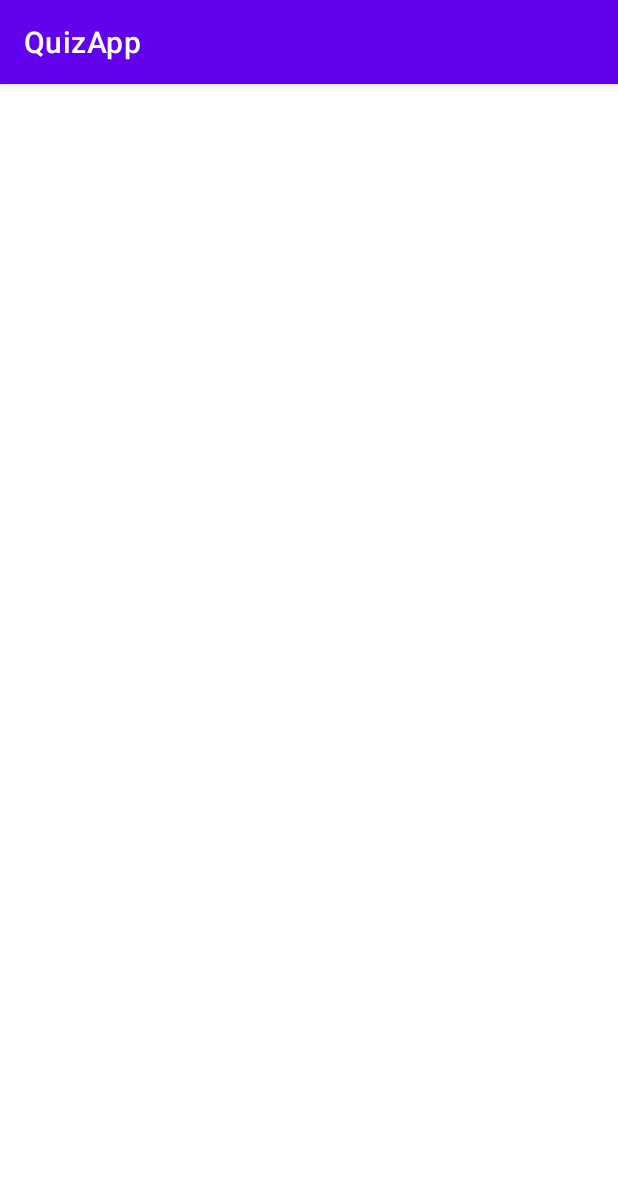
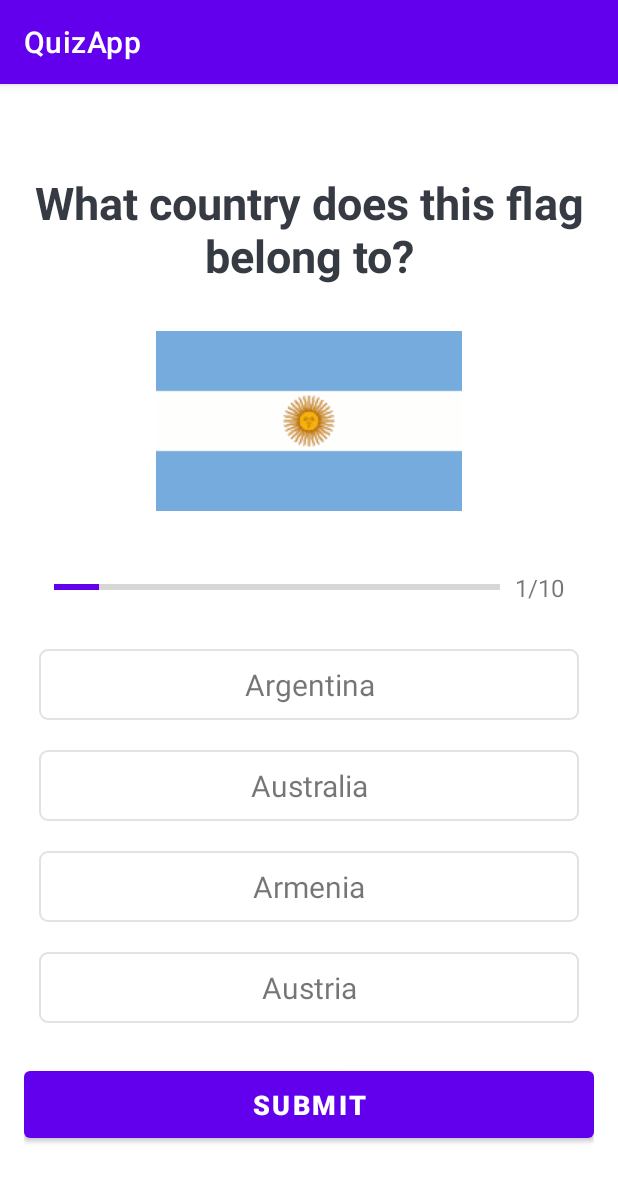
Before and after one commit to tusharja-in/quizApp, an Android app: the QuestionViewActivity screen opened directly, with no data from a screen before it, on a phone screen of 412 x 824 dp. Shown: the top 1182 px of the screen. Run offline under Robolectric (Android 15) with nearby library versions, the phone set to English and light mode, and no system bars.

Commit message:
question UI added

```diff
--- a/app/src/main/java/com/example/quizapp/QuestionViewActivity.kt
+++ b/app/src/main/java/com/example/quizapp/QuestionViewActivity.kt
@@ -3,12 +3,36 @@ package com.example.quizapp
 import androidx.appcompat.app.AppCompatActivity
 import android.os.Bundle
 import android.util.Log
+import android.widget.ImageView
+import android.widget.ProgressBar
+import android.widget.TextView
 
 class QuestionViewActivity : AppCompatActivity() {
     override fun onCreate(savedInstanceState: Bundle?) {
         super.onCreate(savedInstanceState)
         setContentView(R.layout.activity_question_view)
-        val ques=Constants.getQuestions()
-        Log.i("ques size","${ques.size}")
+        val questionList = Constants.getQuestions()
+        Log.i("ques size","${questionList.size}")
+        val currentPosition=1
+        val question:Question?=questionList[currentPosition-1]
+
+        val tv_question=findViewById<TextView>(R.id.tv_question)
+        val iv_flag=findViewById<ImageView>(R.id.iv_flag)
+        val progressBar=findViewById<ProgressBar>(R.id.progressBar)
+        val tv_progress=findViewById<TextView>(R.id.tv_progress)
+        val tv_option_one=findViewById<TextView>(R.id.tv_option_one)
+        val tv_option_two=findViewById<TextView>(R.id.tv_option_two)
+        val tv_option_three=findViewById<TextView>(R.id.tv_option_three)
+        val tv_option_four=findViewById<TextView>(R.id.tv_option_four)
+
+        tv_question.text=question!!.ques
+        iv_flag.setImageResource(question.image)
+        progressBar.progress=currentPosition
+        tv_progress.text= currentPosition.toString() + "/" + progressBar.max
+        tv_option_one.text=question.optionOne
+        tv_option_two.text=question.optionTwo
+        tv_option_three.text=question.optionThree
+        tv_option_four.text=question.optionFour
+
     }
 }
--- /dev/null
+++ b/app/src/main/res/drawable/default_options_border.xml
@@ -0,0 +1,13 @@
+<?xml version="1.0" encoding="utf-8"?>
+<shape xmlns:android="http://schemas.android.com/apk/res/android"
+    android:shape="rectangle">
+    <stroke
+        android:width="1dp"
+        android:color="#E2E2E2"/>
+    <solid
+        android:color="@color/white"
+        />
+    <corners
+        android:radius="5dp"/>
+
+</shape>
--- a/app/src/main/res/layout/activity_question_view.xml
+++ b/app/src/main/res/layout/activity_question_view.xml
@@ -1,9 +1,123 @@
 <?xml version="1.0" encoding="utf-8"?>
-<androidx.constraintlayout.widget.ConstraintLayout xmlns:android="http://schemas.android.com/apk/res/android"
+<ScrollView xmlns:android="http://schemas.android.com/apk/res/android"
     xmlns:app="http://schemas.android.com/apk/res-auto"
     xmlns:tools="http://schemas.android.com/tools"
     android:layout_width="match_parent"
     android:layout_height="match_parent"
+    android:fillViewport="true"
     tools:context=".QuestionViewActivity">
+    <LinearLayout
+        android:layout_width="match_parent"
+        android:layout_height="wrap_content"
+        android:padding="16dp"
+        android:orientation="vertical"
+        android:gravity="center">
 
-</androidx.constraintlayout.widget.ConstraintLayout>
+        <TextView
+            android:id="@+id/tv_question"
+            android:layout_width="match_parent"
+            android:layout_height="wrap_content"
+            android:gravity="center"
+            android:text="Which country flag is it?"
+            android:textSize="30sp"
+            android:textColor="@color/question_color"
+            android:textStyle="bold"/>
+        <ImageView
+            android:id="@+id/iv_flag"
+            android:layout_width="match_parent"
+            android:layout_height="wrap_content"
+            android:src="@drawable/ic_flag_of_argentina"
+            android:layout_marginTop="30dp"
+            />
+        <LinearLayout
+            android:id="@+id/ll_progress_details"
+            android:layout_width="match_parent"
+            android:layout_height="wrap_content"
+            android:layout_marginTop="20dp"
+            android:orientation="horizontal"
+            android:padding="20dp"
+            android:gravity="center_vertical">
+            <ProgressBar
+                android:id="@+id/progressBar"
+                android:layout_width="0dp"
+                android:layout_height="wrap_content"
+                android:layout_weight="1"
+                style="@style/Widget.AppCompat.ProgressBar.Horizontal"
+                android:progress="5"
+                android:indeterminate="false"
+                android:max="10"
+                android:maxHeight="50dp"
+                android:progressTint="@color/purple_500"
+                />
+            <TextView
+                android:id="@+id/tv_progress"
+                android:layout_width="wrap_content"
+                android:layout_height="wrap_content"
+                android:text="0/10"
+                android:layout_marginLeft="10dp"
+                android:textColorHint="@color/teal_200"
+                android:textSize="16sp"
+                android:gravity="center"
+                />
+
+        </LinearLayout>
+
+        <TextView
+            android:id="@+id/tv_option_one"
+            android:layout_width="match_parent"
+            android:layout_height="wrap_content"
+            android:text="Apple"
+            android:background="@drawable/default_options_border"
+            android:gravity="center"
+            android:textSize="20sp"
+            android:padding="10dp"
+            android:layout_margin="10dp"
+            />
+        <TextView
+            android:id="@+id/tv_option_two"
+            android:layout_width="match_parent"
+            android:layout_height="wrap_content"
+            android:text="Ball"
+            android:background="@drawable/default_options_border"
+            android:gravity="center"
+            android:textSize="20sp"
+            android:padding="10dp"
+            android:layout_margin="10dp"
+            />
+        <TextView
+            android:id="@+id/tv_option_three"
+            android:layout_width="match_parent"
+            android:layout_height="wrap_content"
+            android:text="Cat"
+            android:background="@drawable/default_options_border"
+            android:gravity="center"
+            android:textSize="20sp"
+            android:padding="10dp"
+            android:layout_margin="10dp"
+            />
+        <TextView
+            android:id="@+id/tv_option_four"
+            android:layout_width="match_parent"
+            android:layout_height="wrap_content"
+            android:text="Dog"
+            android:background="@drawable/default_options_border"
+            android:gravity="center"
+            android:textSize="20sp"
+            android:padding="10dp"
+            android:layout_margin="10dp"
+            />
+        <Button
+            android:id="@+id/btn_submit"
+            android:layout_width="match_parent"
+            android:layout_height="wrap_content"
+            android:text="SUBMIT"
+            android:textSize="18sp"
+            android:padding="10dp"
+            android:layout_marginTop="16dp"
+            android:textStyle="bold"
+            android:gravity="center"
+            />
+
+    </LinearLayout>
+
+</ScrollView>
--- a/app/src/main/res/values/colors.xml
+++ b/app/src/main/res/values/colors.xml
@@ -7,4 +7,5 @@
     <color name="teal_700">#FF018786</color>
     <color name="black">#FF000000</color>
     <color name="white">#FFFFFFFF</color>
+    <color name="question_color">#363A43</color>
 </resources>
```
Also changed, not shown: app/src/main/java/com/example/quizapp/MainActivity.kt (line endings or trailing spaces).
